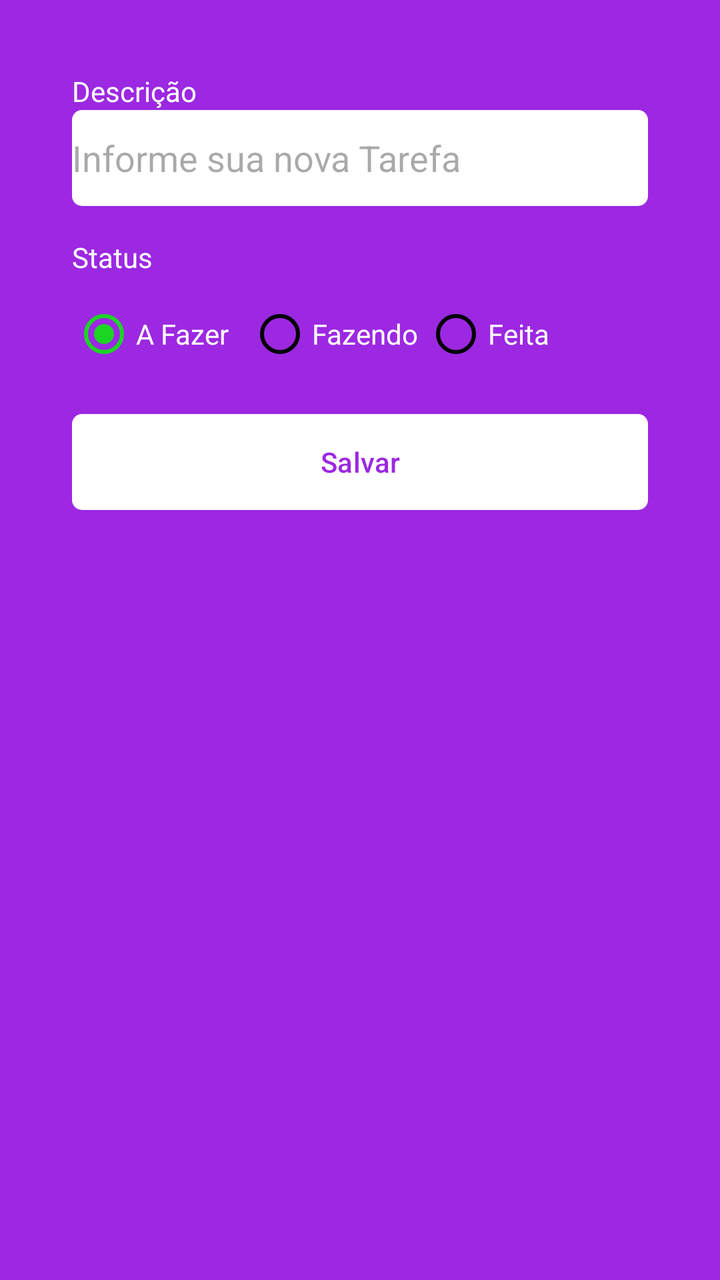
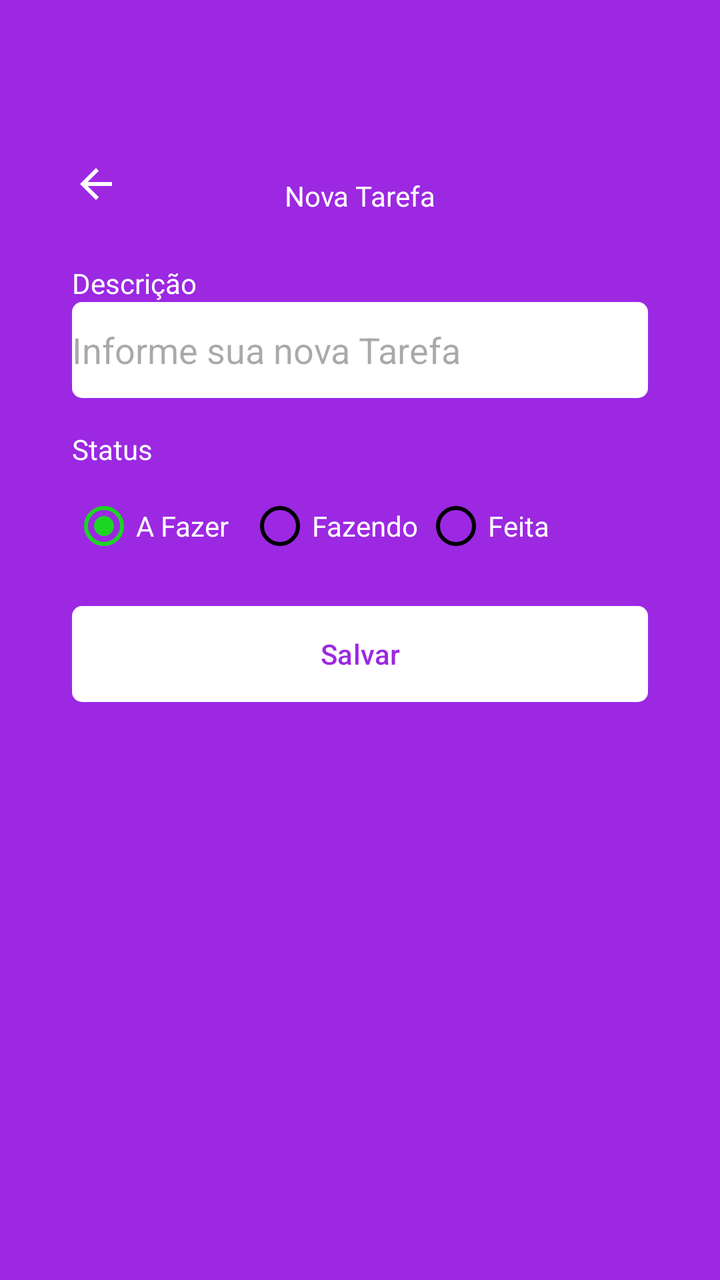

An Android layout rendered at two revisions. The XML below is the earlier revision; the diff shows what the commit changed to produce the second picture.
<!-- AndroidManifest.xml: application theme Theme.Task -->
<!-- res/layout/fragment_form_task.xml -->
<?xml version="1.0" encoding="utf-8"?>
<ScrollView
    xmlns:android="http://schemas.android.com/apk/res/android"
    xmlns:tools="http://schemas.android.com/tools"
    android:layout_width="match_parent"
    android:layout_height="match_parent"
    xmlns:app="http://schemas.android.com/apk/res-auto"
    tools:context=".ui.FormTaskFragment"
    android:padding="20dp"
    android:fillViewport="true">

    <androidx.constraintlayout.widget.ConstraintLayout
        android:layout_width="match_parent"
        android:layout_height="match_parent"
        android:padding="16dp">

        <TextView
            android:id="@+id/textView"
            android:layout_width="wrap_content"
            android:layout_height="wrap_content"
            android:text="Descrição"
            android:textColor="@color/white"
            app:layout_constraintStart_toStartOf="parent"
            app:layout_constraintTop_toTopOf="parent"/>

        <EditText
            android:id="@+id/editTextDescricao"
            android:layout_width="match_parent"
            android:layout_height="48dp"
            android:background="@drawable/bg_edit_text"
            android:hint="Informe sua nova Tarefa"
            app:layout_constraintEnd_toEndOf="parent"
            app:layout_constraintStart_toStartOf="parent"
            app:layout_constraintTop_toBottomOf="@id/textView"/>

        <TextView
            android:id="@+id/textViewStatus"
            android:layout_width="wrap_content"
            android:layout_height="wrap_content"
            android:layout_marginTop="16dp"
            android:text="Status"
            android:textColor="@color/white"
            app:layout_constraintStart_toStartOf="parent"
            app:layout_constraintTop_toBottomOf="@id/editTextDescricao"/>

        <RadioGroup
            android:layout_width="match_parent"
            android:layout_height="wrap_content"
            android:layout_marginTop="5dp"
            android:orientation="horizontal"
            android:id="@+id/radioGroup"
            app:layout_constraintEnd_toEndOf="parent"
            app:layout_constraintStart_toStartOf="parent"
            app:layout_constraintTop_toBottomOf="@id/textViewStatus">

            <RadioButton
                android:layout_width="88dp"
                android:layout_height="48dp"
                android:id="@+id/rbTodo"
                android:text="A Fazer"
                android:checked="true"
                android:theme="@style/MyRadioButton"
                android:textColor="@color/white"/>

            <RadioButton
                android:layout_width="88dp"
                android:layout_height="48dp"
                android:id="@+id/rbDoing"
                android:text="Fazendo"
                android:theme="@style/MyRadioButton"
                android:textColor="@color/white"/>

            <RadioButton
                android:layout_width="88dp"
                android:layout_height="48dp"
                android:id="@+id/rbDone"
                android:text="Feita"
                android:theme="@style/MyRadioButton"
                android:textColor="@color/white"/>
        </RadioGroup>

        <com.google.android.material.button.MaterialButton
            android:id="@+id/buttonSave"
            android:layout_width="match_parent"
            android:layout_height="wrap_content"
            android:layout_marginTop="16dp"
            android:background="@drawable/bg_btn"
            app:backgroundTint="@null"
            android:text="Salvar"
            android:textAllCaps="false"
            android:textColor="@color/color_default"
            app:layout_editor_absoluteX="16dp"
            app:layout_editor_absoluteY="221dp"
            app:layout_constraintEnd_toEndOf="parent"
            app:layout_constraintStart_toStartOf="parent"
            app:layout_constraintTop_toBottomOf="@id/radioGroup"/>

        <ProgressBar
            android:layout_width="wrap_content"
            android:layout_height="wrap_content"
            android:id="@+id/progressBar"
            android:layout_marginTop="8dp"
            android:foregroundGravity="center"
            android:indeterminateTint="@color/white"
            android:visibility="invisible"
            tools:layout_editor_absoluteX="152dp"
            tools:layout_editor_absoluteY="278dp"
            tools:visibility="visible"
            app:layout_constraintEnd_toEndOf="parent"
            app:layout_constraintStart_toStartOf="parent"
            app:layout_constraintTop_toBottomOf="@id/buttonSave"/>

    </androidx.constraintlayout.widget.ConstraintLayout>

</ScrollView>
<!-- resources referenced by this layout -->
<resources>
  <color name="color_default">#9C28E2</color>
  <color name="white">#FFFFFFFF</color>
  <!-- drawable bg_btn (drawable) -->
  <?xml version="1.0" encoding="utf-8"?>
  <shape xmlns:android="http://schemas.android.com/apk/res/android"
      android:shape="rectangle">
  
      <solid android:color="@color/white"/>
      <corners android:radius="5dp"/>
  
  </shape>
  <!-- drawable bg_edit_text (drawable) -->
  <?xml version="1.0" encoding="utf-8"?>
  <shape xmlns:android="http://schemas.android.com/apk/res/android"
      android:shape="rectangle">
  
      <solid android:color="@color/white"/>
      <corners android:radius="5dp"/>
  
  </shape>
  <style name="MyRadioButton" parent="Theme.AppCompat.Light">
          <item name="colorControlNormal">@color/black</item>
          <item name="colorControlActivated">@color/green</item>
      </style>
  <style name="Theme.Task" parent="Base.Theme.Task" />
  <color name="black">#FF000000</color>
  <color name="green">#1CD523</color>
  <style name="Base.Theme.Task" parent="Theme.Material3.DayNight.NoActionBar">
          <item name="colorPrimary">@color/color_default</item>
          <item name="colorPrimaryVariant">@color/color_default</item>
          <item name="android:windowBackground">@color/color_default</item>
      </style>
</resources>

<!-- the commit's change to res/layout/fragment_form_task.xml (unified diff, before → after) -->
@@ -8,6 +8,29 @@
     tools:context=".ui.FormTaskFragment"
     android:padding="20dp"
     android:fillViewport="true">
+
+    <LinearLayout
+        android:layout_width="match_parent"
+        android:layout_height="wrap_content"
+        android:orientation="vertical">
+
+        <com.google.android.material.appbar.MaterialToolbar
+            android:id="@+id/toolbar"
+            android:layout_width="match_parent"
+            android:layout_height="wrap_content"
+            app:navigationIcon="@drawable/ic_back"
+            android:paddingTop="40dp">
+
+            <TextView
+                android:layout_width="wrap_content"
+                android:layout_height="wrap_content"
+                android:text="Nova Tarefa"
+                android:textColor="@color/white"
+                android:layout_gravity="center_horizontal"
+                android:paddingTop="20dp"/>
+
+        </com.google.android.material.appbar.MaterialToolbar>
+
 
     <androidx.constraintlayout.widget.ConstraintLayout
         android:layout_width="match_parent"
@@ -112,4 +135,5 @@
 
     </androidx.constraintlayout.widget.ConstraintLayout>
 
+    </LinearLayout>
 </ScrollView>
<!-- resource entries referenced after the edit -->
@@ -20,6 +20,12 @@
       <corners android:radius="5dp"/>
   
   </shape>
+  <!-- drawable ic_back (drawable) -->
+  <vector xmlns:android="http://schemas.android.com/apk/res/android" android:autoMirrored="true" android:height="24dp" android:tint="#FFFFFF" android:viewportHeight="960" android:viewportWidth="960" android:width="24dp">
+        
+      <path android:fillColor="@android:color/white" android:pathData="M313,520L537,744L480,800L160,480L480,160L537,216L313,440L800,440L800,520L313,520Z"/>
+      
+  </vector>
   <style name="MyRadioButton" parent="Theme.AppCompat.Light">
           <item name="colorControlNormal">@color/black</item>
           <item name="colorControlActivated">@color/green</item>
